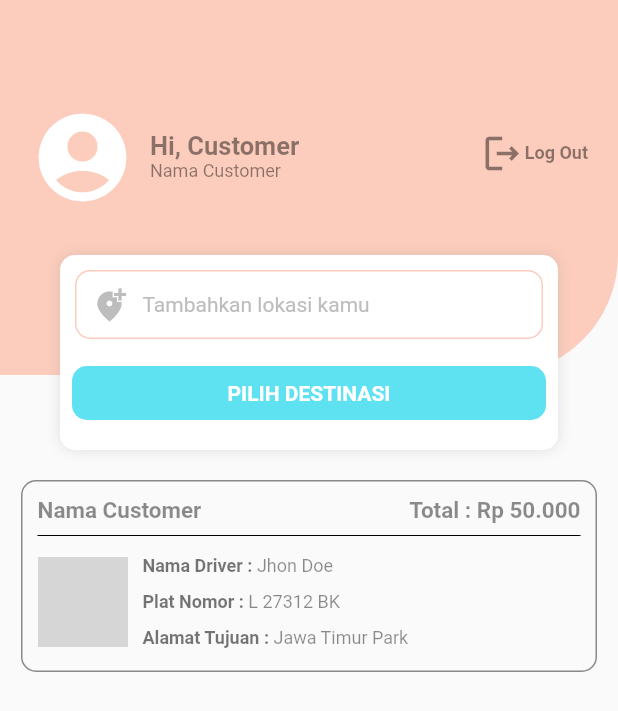
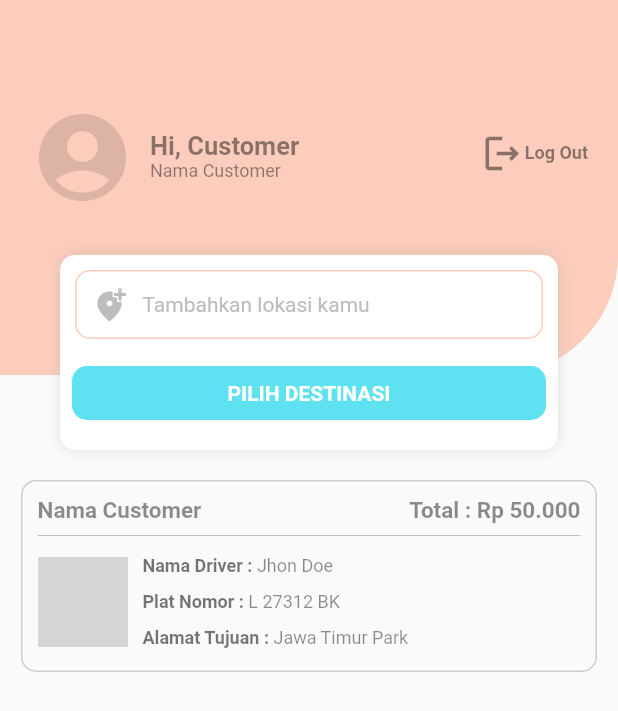
Before and after one commit to alfianmrf/ojek, a Flutter app: the HomeUserScreen screen opened directly, on a phone screen of 412 x 824 dp. Shown: the top 711 px of the screen. Run offline on Flutter 3.47's test engine with Material 2 defaults, Android fonts, the phone set to English and light mode, and no system bars; network calls fail; grey boxes are pictures that could not be loaded.

Commit message:
[UI]:Change Color

```diff
--- a/lib/screen/home_user/home_user.dart
+++ b/lib/screen/home_user/home_user.dart
@@ -111,7 +111,7 @@ class _HomeUserScreenState extends State<HomeUserScreen> {
                       Icon(
                         Icons.account_circle_rounded,
                         size: 70,
-                        color: Colors.white,
+                        color: Colors.black45.withOpacity(0.12),
                       ),
                       Padding(
                         padding: const EdgeInsets.fromLTRB(10, 17, 0, 0),
@@ -164,7 +164,9 @@ class _HomeUserScreenState extends State<HomeUserScreen> {
             padding: EdgeInsets.all(10),
             width: double.infinity,
             decoration: BoxDecoration(
-              border: Border.all(color: Colors.black45),
+              border: Border.all(
+                color: Colors.black.withOpacity(0.18),
+              ),
               borderRadius: BorderRadius.all(
                 Radius.circular(10),
               ),
@@ -192,7 +194,7 @@ class _HomeUserScreenState extends State<HomeUserScreen> {
                   ],
                 ),
                 Divider(
-                  color: Colors.black,
+                  color: Colors.black.withOpacity(0.24),
                 ),
                 Row(
                   children: [
```
